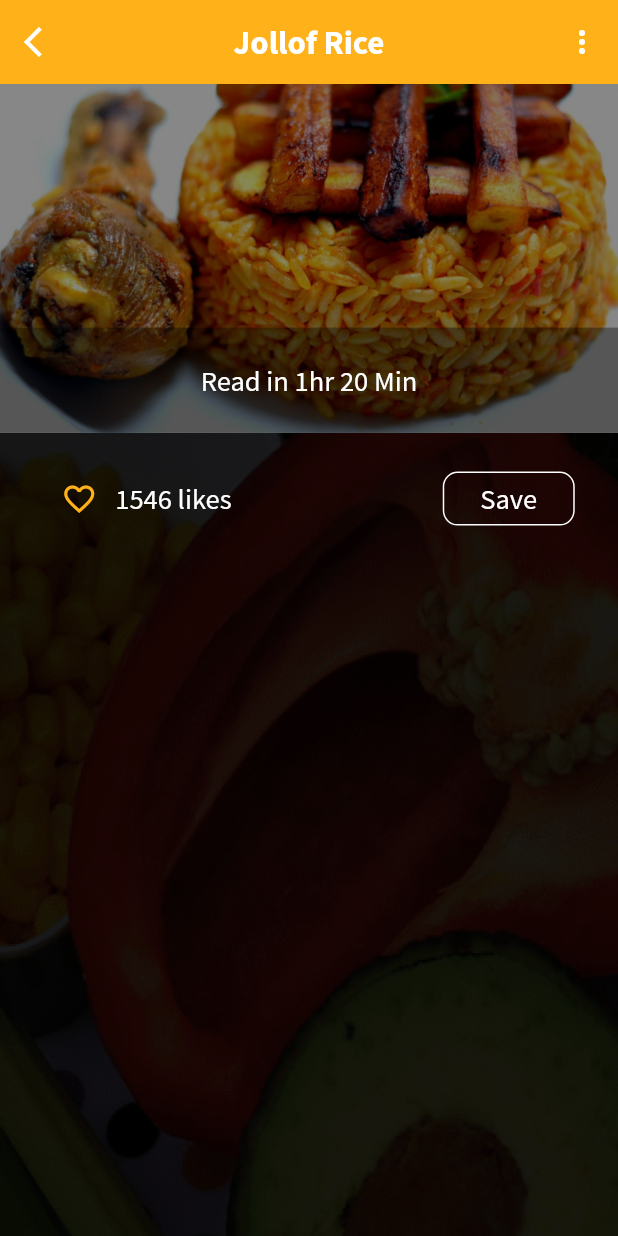
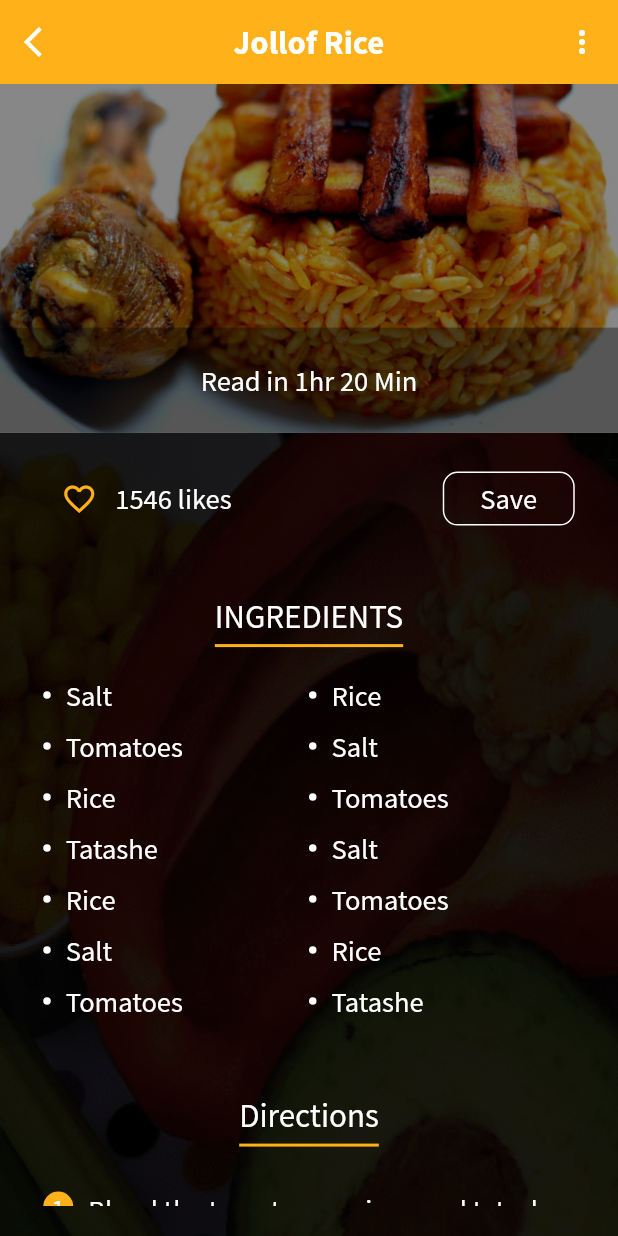
Before and after one commit to hngi/Team_Titans_MobileDev, a Flutter app: the screen it shows after launch, scrolled down 56 dp, on a phone screen of 412 x 824 dp. Run offline on Flutter 3.47's test engine with Material 2 defaults, Android fonts, the phone set to English and light mode, and no system bars.

Commit message:
safe version of recipe details page completed

```diff
--- a/lib/pages/recipe_details_page.dart
+++ b/lib/pages/recipe_details_page.dart
@@ -1,7 +1,9 @@
 import 'package:flutter/material.dart';
 import 'package:recipe/utils/utils.dart';
 import 'package:recipe/widget/custom_app_bar.dart';
-
+import 'package:recipe/widget/margin.dart';
+import 'package:recipe/widget/recipe_steps_number.dart';
+import 'package:recipe/widget/yellow_underline.dart';
 
 // This should come from an API
 const Map<String, dynamic> details = {
@@ -15,26 +17,35 @@ const Map<String, dynamic> details = {
     "Salt",
     "Rice",
     "Tomatoes",
+    "Tatashe",
     "Salt",
     "Rice",
     "Tomatoes",
     "Salt",
     "Rice",
     "Tomatoes",
-    "Salt",
-    "Rice",
-    "Tomatoes",
-    "Salt",
-    "Rice",
-    "Tomatoes",
+    "Tatashe",
   ],
   "likes": "1546",
   "readingTime": "1hr 20 Min",
   "steps": {
-    "1": """Blend the tomatoes, onions and tatashe to a smooth paste.
-     Heat it in a pot to reduce the volume of water, do this till you dots on the pepper"""
+    "1":
+        "Blend the tomatoes, onions and tatashe to a smooth paste. Heat it in a pot to reduce the volume of water, do this till you dots on the pepper"
+  },
+  "stepsCount": 1
+};
+
+List<List<dynamic>> splitList(List<dynamic> list) {
+  List<List<dynamic>> result = [];
+  for (int i = 0; i < list.length; i = i + 2) {
+    if (i + 1 <= list.length - 1) {
+      result.add([list[i], list[i + 1]]);
+    } else {
+      result.add([list[i]]);
     }
-};
+  }
+  return result;
+}
 
 class RecipeDetailsPage extends StatelessWidget {
   @override
@@ -45,11 +56,10 @@ class RecipeDetailsPage extends StatelessWidget {
           actions: <Widget>[
             IconButton(
                 icon: Icon(Icons.more_vert, color: Colors.white),
-            onPressed: (){}
-          )
-        ]
-      ),
-      body: ListView(
+                onPressed: () {})
+          ]),
+      body: SingleChildScrollView(
+        child: Column(
           children: <Widget>[
             Container(
               height: getScreenHeight(context) * 0.35,
@@ -62,16 +72,13 @@ class RecipeDetailsPage extends StatelessWidget {
                     decoration: BoxDecoration(
                         image: DecorationImage(
                             image: AssetImage("assets/images/jollof_rice.png"),
-                      fit: BoxFit.cover
-                    )
-                  ),
+                            fit: BoxFit.cover)),
                   ),
                   Container(
                     height: getScreenHeight(context) * 0.35,
                     width: getScreenWidth(context),
-                  decoration: BoxDecoration(
-                    color: Colors.black.withOpacity(0.47)
-                  ),
+                    decoration:
+                        BoxDecoration(color: Colors.black.withOpacity(0.47)),
                   ),
                   Positioned(
                     bottom: 0,
@@ -87,9 +94,8 @@ class RecipeDetailsPage extends StatelessWidget {
                           )
                         ],
                       ),
-                    decoration: BoxDecoration(
-                      color: Colors.black.withOpacity(0.36)
-                    ),
+                      decoration:
+                          BoxDecoration(color: Colors.black.withOpacity(0.36)),
                     ),
                   )
                 ],
@@ -104,21 +110,21 @@ class RecipeDetailsPage extends StatelessWidget {
                     width: getScreenWidth(context),
                     decoration: BoxDecoration(
                         image: DecorationImage(
-                      image: AssetImage("assets/images/details_page_background_photo.png"),
-                      fit: BoxFit.cover
-                    )
-                  ),
+                            image: AssetImage(
+                                "assets/images/details_page_background_photo.png"),
+                            fit: BoxFit.cover)),
                   ),
                   Container(
                     height: getScreenHeight(context) * 0.65,
                     width: getScreenWidth(context),
-                  decoration: BoxDecoration(
-                    color: Colors.black.withOpacity(0.89)
-                  ),
+                    decoration:
+                        BoxDecoration(color: Colors.black.withOpacity(0.89)),
                   ),
                   Padding(
-                  padding: EdgeInsets.symmetric(horizontal: getScreenWidth(context) * 0.07, vertical: 20),
-                  child: Column(
+                    padding: EdgeInsets.symmetric(
+                        horizontal: getScreenWidth(context) * 0.07,
+                        vertical: 20),
+                    child: ListView(
                       children: <Widget>[
                         Row(
                           mainAxisAlignment: MainAxisAlignment.spaceBetween,
@@ -126,14 +132,14 @@ class RecipeDetailsPage extends StatelessWidget {
                             Row(
                               children: <Widget>[
                                 IconButton(
-                                icon: Icon(Icons.favorite_border, color: Theme.of(context).primaryColor,),
-                                onPressed: (){}
+                                    icon: Icon(
+                                      Icons.favorite_border,
+                                      color: Theme.of(context).primaryColor,
                                     ),
-                              Text(
-                                details["likes"].toString() + " likes",
-                                 style: Theme.of(context).textTheme.bodyText1
-
-                              )
+                                    onPressed: () {}),
+                                Text(details["likes"].toString() + " likes",
+                                    style:
+                                        Theme.of(context).textTheme.bodyText1)
                               ],
                             ),
                             FlatButton(
@@ -141,27 +147,117 @@ class RecipeDetailsPage extends StatelessWidget {
                                 shape: RoundedRectangleBorder(
                                     borderRadius: BorderRadius.circular(10),
                                     side: BorderSide(
-                                width: 1,
-                                color: Colors.white
+                                        width: 1, color: Colors.white)),
+                                onPressed: () {},
+                                child: Text("Save",
+                                    style:
+                                        Theme.of(context).textTheme.bodyText1))
+                          ],
+                        ),
+                        YMargin(40),
+                        Row(
+                          mainAxisAlignment: MainAxisAlignment.center,
+                          children: <Widget>[
+                            TextWithYellowUnderline(
+                              "INGREDIENTS",
+                              style: Theme.of(context)
+                                  .textTheme
+                                  .headline2
+                                  .copyWith(
+                                    fontWeight: FontWeight.normal,
+                                  ),
                             )
+                          ],
                         ),
-                            onPressed: (){},
+                        YMargin(20),
+                        Column(
+                          mainAxisAlignment: MainAxisAlignment.start,
+
+                          children: splitList(details["ingredients"] as List)
+                              .map<Widget>((e) => Container(
+                                    margin: const EdgeInsets.only(bottom: 10),
+                                    width: double.infinity,
+                                    child: Row(
+                                      mainAxisAlignment:
+                                          MainAxisAlignment.spaceBetween,
+                                      children: e
+                                          .map<Widget>((child) => Expanded(
+                                                child: Row(
+                                                  children: <Widget>[
+                                                    Container(
+                                                      height: 5,
+                                                      width: 5,
+                                                      margin:
+                                                          const EdgeInsets.only(
+                                                              right: 10),
+                                                      decoration: BoxDecoration(
+                                                          color: Colors.white,
+                                                          borderRadius:
+                                                              BorderRadius
+                                                                  .circular(
+                                                                      10)),
+                                                    ),
+                                                    Text(
+                                                      child.toString(),
+
+                                                      style: Theme.of(context)
+                                                          .textTheme
+                                                          .bodyText1
+                                                          .copyWith(),
+                                                    ),
+                                                  ],
+                                                ),
+                                              ))
+                                          .toList(),
+                                    ),
+                                  ))
+                              .toList(),
+                        ),
+                        YMargin(40),
+                        Row(
+                          mainAxisAlignment: MainAxisAlignment.center,
+                          children: <Widget>[
+                            TextWithYellowUnderline(
+                              "Directions",
+                              style: Theme.of(context)
+                                  .textTheme
+                                  .headline2
+                                  .copyWith(
+                                    fontWeight: FontWeight.normal,
+                                  ),
+                            )
+                          ],
+                        ),
+                        YMargin(30),
+                        Column(
+                          children: (details["steps"] as Map<dynamic, dynamic>)
+                              .keys
+                              .map((key) => Row(
+                                    crossAxisAlignment:
+                                        CrossAxisAlignment.start,
+                                    children: <Widget>[
+                                      RecipeStep(key),
+                                      XMargin(10),
+                                      Flexible(
                                         child: Text(
-                              "Save",
-                              style: Theme.of(context).textTheme.bodyText1
+                                          details["steps"][key].toString(),
+                                          style: Theme.of(context)
+                                              .textTheme
+                                              .bodyText1,
+                                        ),
                                       )
-                          )
-
                                     ],
+                                  ))
+                              .toList(),
                         )
                       ],
                     ),
                   )
                 ],
               ),
-
             )
           ],
+        ),
       ),
     );
   }
--- /dev/null
+++ b/lib/widget/recipe_steps_number.dart
@@ -0,0 +1,25 @@
+import 'package:flutter/material.dart';
+
+class RecipeStep extends StatelessWidget {
+  final String number;
+  RecipeStep(this.number);
+  @override
+  Widget build(BuildContext context) {
+    return Container(
+      height: 20,
+      width: 20,
+      decoration: BoxDecoration(
+        color: Theme.of(context).primaryColor,
+        borderRadius: BorderRadius.circular(20)
+      ),
+      child: Center(
+        child: Text(
+          this.number,
+          style: Theme.of(context).textTheme.bodyText1.copyWith(
+            fontSize: 18
+          ),
+        ),
+      ),
+    );
+  }
+}
--- /dev/null
+++ b/lib/widget/yellow_underline.dart
@@ -0,0 +1,27 @@
+import 'package:flutter/material.dart';
+
+class TextWithYellowUnderline extends StatelessWidget {
+  final String text;
+  final TextStyle style;
+  final Color underlineColor;
+
+  const TextWithYellowUnderline(this.text, {Key key, this.style, this.underlineColor}) : super(key: key);
+  @override
+  Widget build(BuildContext context) {
+    return Container(
+      padding: const EdgeInsets.only(bottom: 5),
+      decoration: BoxDecoration(
+        border: Border(
+          bottom: BorderSide(
+            width: 2,
+            color: this.underlineColor == null ? Theme.of(context).primaryColor : this.underlineColor
+          )
+        )
+      ),
+      child: Text(
+        text,
+        style: this.style,
+      ),
+    );
+  }
+}
```
Also changed, not shown: lib/main.dart (line endings or trailing spaces). Lines whose indentation alone changed are shown as unchanged.
